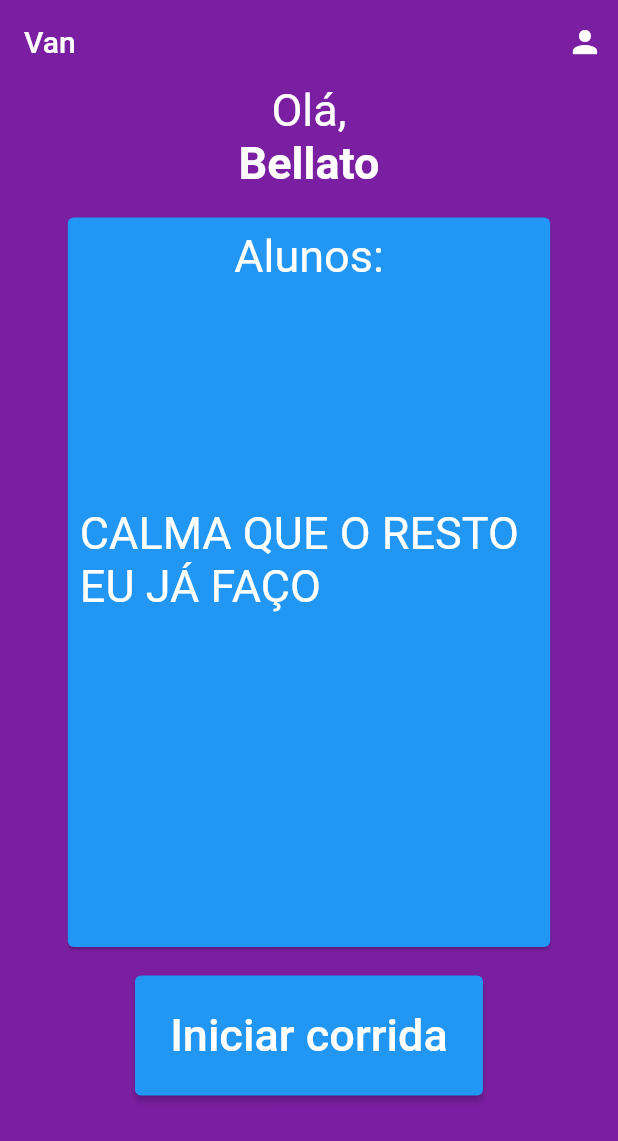
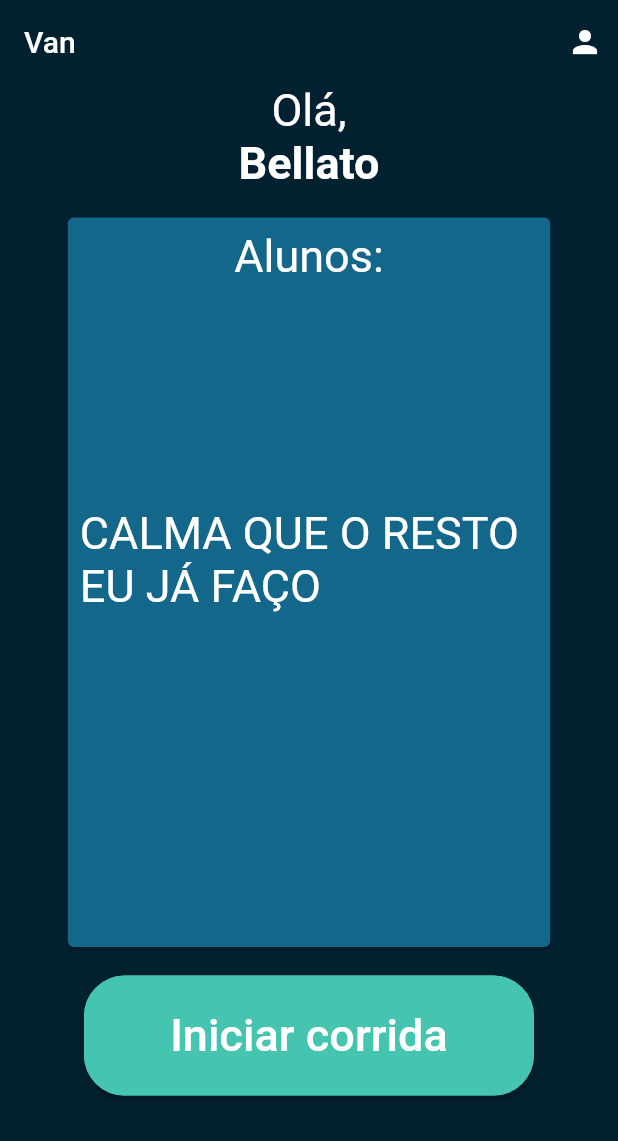
Before and after one commit to paixaoS2/App-Van, a Flutter app: the screen it shows after launch, on a phone screen of 412 x 824 dp. Shown: the top 1141 px of the screen. Run offline on Flutter 3.47's test engine with Material 2 defaults, Android fonts, the phone set to English and light mode, and no system bars.

Commit message:
add colors theme

```diff
--- a/app_van/lib/src/modules/home/home_page.dart
+++ b/app_van/lib/src/modules/home/home_page.dart
@@ -1,3 +1,4 @@
+import 'package:app_van/src/shared/utils/app_colors.dart';
 import 'package:flutter/material.dart';
 
 class HomePage extends StatefulWidget {
@@ -19,7 +20,7 @@ class _HomePageState extends State<HomePage> {
   @override
   Widget build(BuildContext context) {
     return Scaffold(
-      backgroundColor: Colors.purple.shade700,
+      backgroundColor: AppColors.darkBlue,
       appBar: AppBar(
         elevation: 0,
         backgroundColor: Colors.transparent,
@@ -54,7 +55,7 @@ class _HomePageState extends State<HomePage> {
                 height: size.height * 0.6,
                 width: size.width * 0.8,
                 child: Card(
-                  color: Colors.blue,
+                  color: AppColors.blue,
                   child: Padding(
                     padding: const EdgeInsets.all(8.0),
                     child: Column(
@@ -76,10 +77,18 @@ class _HomePageState extends State<HomePage> {
               ),
             ),
             ElevatedButton(
+              style: ElevatedButton.styleFrom(
+                padding: EdgeInsets.zero,
+                primary: AppColors.cian,
+                shape: RoundedRectangleBorder(
+                  borderRadius: BorderRadius.circular(27.0),
+                  side: const BorderSide(color: AppColors.cian),
+                ),
+              ),
               onPressed: () {},
               child: const SizedBox(
                 height: 80,
-                width: 200,
+                width: 300,
                 child: Center(
                   child: Text(
                     'Iniciar corrida',
--- /dev/null
+++ b/app_van/lib/src/shared/utils/app_colors.dart
@@ -0,0 +1,9 @@
+import 'package:flutter/material.dart';
+
+mixin AppColors {
+  static const Color darkBlue = Color(0xff012030);
+  static const Color blue = Color(0xff13678A);
+  static const Color cian = Color(0xff45C4B0);
+  static const Color green = Color(0xff9AEBA3);
+  static const Color greenLight = Color(0xffDAFDBA);
+}
```
